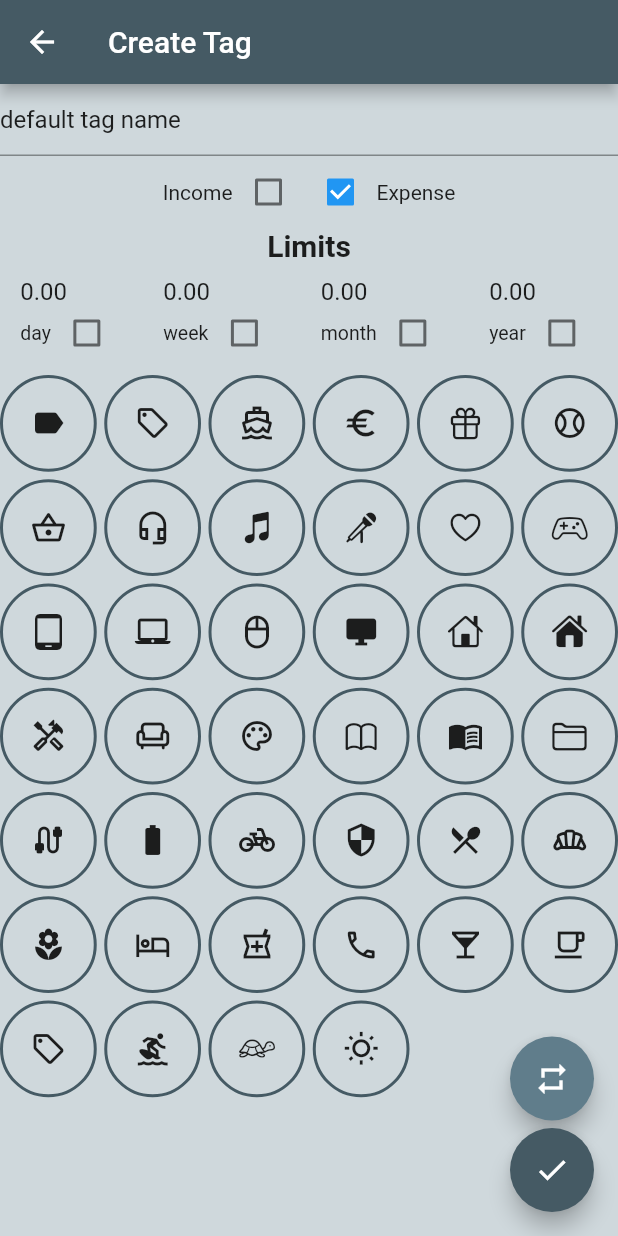
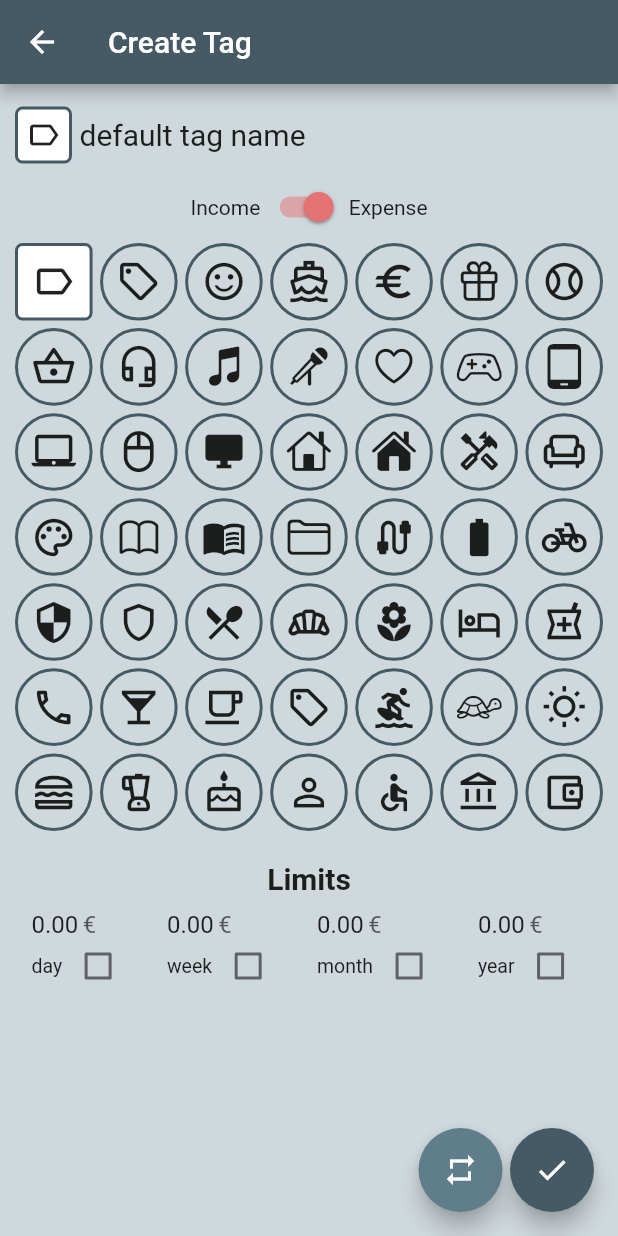
Before and after one commit to grittaweisheit/money_tracker, a Flutter app: the CreateTagView screen opened directly with empty values, on a phone screen of 412 x 824 dp. Run offline on Flutter 3.47's test engine with Material 2 defaults, Android fonts, the phone set to English and light mode, and no system bars; our stand-ins replace flutter_datetime_picker, hive, hive_flutter; accounts and stored records are empty; generated files the repository leaves out were written again.

Commit message:
finish tag creation

```diff
--- a/lib/pages/createTagView.dart
+++ b/lib/pages/createTagView.dart
@@ -29,6 +29,7 @@ class _CreateTagViewState extends State<CreateTagView> {
     isIncome = widget.isIncome;
     limits = List.filled(4, 0);
     activeLimits = List.filled(4, false);
+    icon = defaultIcon;
   }
 
   void submitTag() async {
@@ -57,14 +58,30 @@ class _CreateTagViewState extends State<CreateTagView> {
     }
 
     Widget getDescriptionFormField() {
-      return Row(children: [
+      return Row(
+          crossAxisAlignment: CrossAxisAlignment.center,
+          children: [
+        Container(
+          alignment: Alignment.center,
+          padding: EdgeInsets.all(5),
+          decoration: BoxDecoration(
+            borderRadius: BorderRadius.circular(5),
+            shape: BoxShape.rectangle,
+            color: Colors.white,
+            border: Border.all(
+                color: primaryColor, width: 2),
+          ),
+          child: icon,
+        ),
+        leftRightSpace5,
         Expanded(
             child: TextFormField(
+              style: TextStyle(fontSize: 20),
                 initialValue: name,
                 autovalidateMode: AutovalidateMode.onUserInteraction,
                 validator: (value) =>
                     value.length <= 0 ? "Please provide a name." : null,
-                decoration: InputDecoration(hintText: "Name..."),
+                decoration: InputDecoration(hintText: "Name...", border: InputBorder.none),
                 onSaved: (value) {
                   setState(() {
                     name = value;
@@ -73,28 +90,22 @@ class _CreateTagViewState extends State<CreateTagView> {
       ]);
     }
 
-    Widget getIncomeExpenseCheckboxes() {
+    Widget getIncomeExpenseSwitch() {
       return Row(
         mainAxisAlignment: MainAxisAlignment.center,
         children: [
           Text("Income"),
-          Checkbox(
-              value: isIncome,
-              onChanged: (value) {
-                _formKey.currentState.save();
-                setState(() {
-                  isIncome = value;
-                });
-              }),
-          Checkbox(
+          Switch(
               value: !isIncome,
+              inactiveThumbColor: lightGreenColor,
+              activeColor: lightRedColor,
               onChanged: (value) {
                 _formKey.currentState.save();
                 setState(() {
                   isIncome = !value;
                 });
               }),
-          Text("Expense"),
+          Text("Expense")
         ],
       );
     }
@@ -107,6 +118,7 @@ class _CreateTagViewState extends State<CreateTagView> {
           inputFormatters: formatters,
           keyboardType: inputType,
           decoration: InputDecoration(
+              suffixText: '€',
               isDense: true,
               border: InputBorder.none,
               contentPadding: EdgeInsets.only(bottom: -10, top: 10)),
@@ -146,17 +158,6 @@ class _CreateTagViewState extends State<CreateTagView> {
           ]);
     }
 
-    Widget getOmenS() {
-      return Wrap(alignment: WrapAlignment.center, children: [
-        Text("Limits",
-            style: TextStyle(fontSize: 20, fontWeight: FontWeight.bold)),
-        Row(
-            mainAxisAlignment: MainAxisAlignment.spaceAround,
-            children:
-                Period.values.map((period) => getLimitField(period)).toList()),
-      ]);
-    }
-
     Widget getLimitSection() {
       return Wrap(alignment: WrapAlignment.center, children: [
         Text("Limits",
@@ -172,7 +173,7 @@ class _CreateTagViewState extends State<CreateTagView> {
       return CustomScrollView(shrinkWrap: true, slivers: [
         SliverGrid(
           gridDelegate: SliverGridDelegateWithMaxCrossAxisExtent(
-              maxCrossAxisExtent: 70,
+              maxCrossAxisExtent: 60,
               mainAxisSpacing: 5,
               crossAxisSpacing: 5,
               childAspectRatio: 1),
@@ -189,6 +190,7 @@ class _CreateTagViewState extends State<CreateTagView> {
                   color: isSelected ? Colors.white : Colors.transparent,
                 ),
                 child: IconButton(
+                  iconSize: 30,
                   icon: currentIcon,
                   onPressed: () => _handleSelection(currentIcon),
                 ));
@@ -233,19 +235,23 @@ class _CreateTagViewState extends State<CreateTagView> {
       appBar: AppBar(
         title: Text("Create Tag"),
       ),
-      body: Form(
-          key: _formKey,
-          child: Column(children: [
-            getDescriptionFormField(),
-            getIncomeExpenseCheckboxes(),
-            if (!isIncome) getLimitSection(),
-            getIconSelection()
-          ])),
-      floatingActionButton: Column(
+      body: Padding(
+        padding: EdgeInsets.fromLTRB(10, 10, 10, 0),
+        child: Form(
+            key: _formKey,
+            child: Column(children: [
+              getDescriptionFormField(),
+              getIncomeExpenseSwitch(),
+              getIconSelection(),
+              if (!isIncome) topBottomSpace20,
+              if (!isIncome) getLimitSection(),
+            ])),
+      ),
+      floatingActionButton: Row(
         children: [
           Spacer(),
           getSwapOmenButton(),
-          Padding(padding: EdgeInsets.only(top: 5)),
+          leftRightSpace5,
           getSubmitButton()
         ],
       ),
```
Also changed, not shown: lib/Consts.dart (+14 -3 lines).
